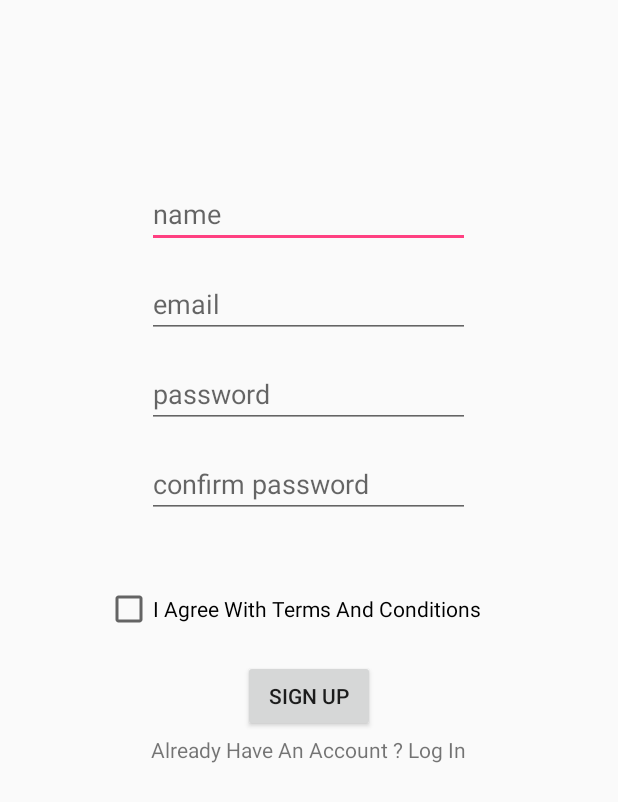
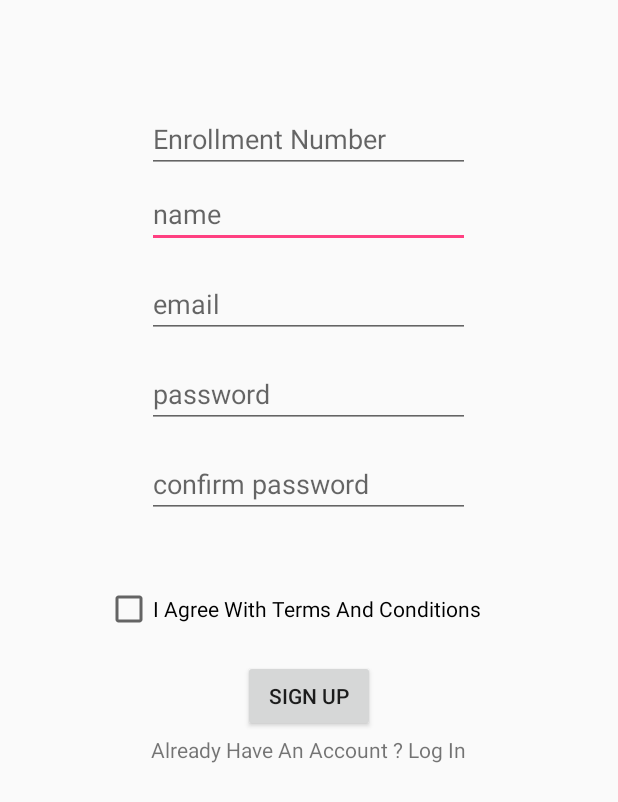
Before and after one commit to dhruv850/SmartAttendanceApp, an Android app: the SignUpActivity screen opened directly, with no data from a screen before it, after a tap on "SIGN UP", on a phone screen of 412 x 824 dp. Shown: the top 802 px of the screen. Run offline under Robolectric (Android 15) with nearby library versions, the phone set to English and light mode, and no system bars; our stand-ins replace Firebase (no records; nobody signed in at launch, a user with empty details on screens opened directly).

Commit message:
added Enrollment number field

```diff
--- a/app/src/main/java/com/example/jaky_d/smartattendance/SignUpActivity.java
+++ b/app/src/main/java/com/example/jaky_d/smartattendance/SignUpActivity.java
@@ -1,5 +1,6 @@
 package com.example.jaky_d.smartattendance;
 
+import android.app.Notification;
 import android.support.v7.app.AppCompatActivity;
 import android.os.Bundle;
 
@@ -20,6 +21,9 @@ import com.google.android.gms.tasks.OnCompleteListener;
 import com.google.android.gms.tasks.Task;
 import com.google.firebase.auth.AuthResult;
 import com.google.firebase.auth.FirebaseAuth;
+import com.google.firebase.auth.UserInfo;
+import com.google.firebase.database.DatabaseReference;
+import com.google.firebase.database.FirebaseDatabase;
 
 public class SignUpActivity extends AppCompatActivity {
 
@@ -29,6 +33,8 @@ public class SignUpActivity extends AppCompatActivity {
     private Button signUp;
     private TextView signInLink;
     private CheckBox tnc;
+    private int userid;
+    private EditText f4;
 
     private FirebaseAuth mAuth;
 
@@ -38,16 +44,28 @@ public class SignUpActivity extends AppCompatActivity {
         setContentView(R.layout.activity_sign_up);
 
         mAuth = FirebaseAuth.getInstance();
+        final DatabaseReference myRootRef = FirebaseDatabase.getInstance().getReferenceFromUrl("https://smartattendance-c896a.firebaseio.com/Users");
         f1 = (EditText) findViewById(R.id.newUserName);
         f2 = (EditText) findViewById(R.id.newPassword);
         signUp = (Button) findViewById(R.id.signupbtn);
         signInLink = (TextView) findViewById(R.id.signinlink);
         tnc = (CheckBox) findViewById(R.id.tnc);
         f3 = (EditText) findViewById(R.id.cfmpassword);
+        f4 = (EditText) findViewById(R.id.enroll);
         signUp.setOnClickListener(new View.OnClickListener() {
             @Override
             public void onClick(View view) {
                 startSignup();
+                String Enrollment = f4.getText().toString();
+                String email = f1.getText().toString();
+                String pass = f2.getText().toString();
+                DatabaseReference user = myRootRef.child(Enrollment);
+                user.child("Email").setValue(email);
+                user.child("Password").setValue(pass);
+
+
+
+
             }
         });
 
@@ -61,9 +79,11 @@ public class SignUpActivity extends AppCompatActivity {
     }
 
     public void startSignup() {
-        String email = f1.getText().toString();
-        String password = f2.getText().toString();
+        final String email = f1.getText().toString();
+        final String password = f2.getText().toString();
         String ConfirmPassword = f3.getText().toString();
+
+
         if (TextUtils.isEmpty(email) || TextUtils.isEmpty(password)) {
             Toast.makeText(SignUpActivity.this, "Please enter Email ID or password", Toast.LENGTH_SHORT).show();
         } else {
@@ -73,6 +93,7 @@ public class SignUpActivity extends AppCompatActivity {
                             .addOnCompleteListener(SignUpActivity.this, new OnCompleteListener<AuthResult>() {
                                 @Override
                                 public void onComplete(@NonNull Task<AuthResult> task) {
+
                                     Toast.makeText(SignUpActivity.this, "Account Created!", Toast.LENGTH_SHORT).show();
                                     if (!task.isSuccessful()) {
                                         Toast.makeText(SignUpActivity.this, "Please try again!", Toast.LENGTH_SHORT).show();
--- a/app/src/main/res/layout/activity_sign_up.xml
+++ b/app/src/main/res/layout/activity_sign_up.xml
@@ -18,6 +18,14 @@
         android:hint="name"
 android:id="@+id/uname"
         />
+<EditText
+    android:layout_width="215dp"
+    android:layout_height="wrap_content"
+    android:id="@+id/enroll"
+    android:hint="Enrollment Number"
+    android:layout_centerHorizontal="true"
+    android:layout_marginTop="70dp"
+    />
 
     <EditText
         android:id="@+id/newUserName"
```
